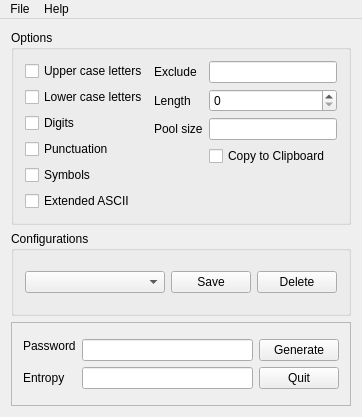
Above: mainwindow.ui from TimAllman/Password-Beaver before the change. Below: the same form after it.
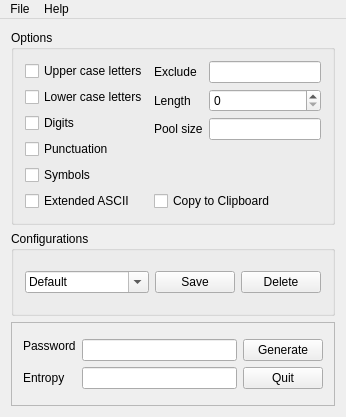
That is the form after the change. Icons and pictures are not drawn.

Diff of the .ui file:
```diff
--- a/mainwindow.ui
+++ b/mainwindow.ui
@@ -6,7 +6,7 @@
    <rect>
     <x>0</x>
     <y>0</y>
-    <width>362</width>
+    <width>346</width>
     <height>417</height>
    </rect>
   </property>
@@ -99,6 +99,8 @@
         </layout>
        </item>
        <item>
+        <layout class="QVBoxLayout" name="verticalLayout_5">
+         <item>
         <layout class="QFormLayout" name="formLayout">
          <item row="0" column="0">
           <widget class="QLabel" name="label_5">
@@ -151,7 +153,9 @@
            </property>
           </widget>
          </item>
-         <item row="3" column="1">
+          </layout>
+         </item>
+         <item>
           <widget class="QCheckBox" name="copyToClipboardCheckBox">
            <property name="toolTip">
             <string>&lt;html&gt;&lt;head/&gt;&lt;body&gt;&lt;p&gt;Automatically copy password to clipboard.&lt;/p&gt;&lt;/body&gt;&lt;/html&gt;</string>
@@ -173,7 +177,14 @@
       </property>
       <layout class="QHBoxLayout" name="horizontalLayout_3">
        <item>
-        <widget class="QComboBox" name="optionsNameComboBox"/>
+        <widget class="QComboBox" name="optionsNameComboBox">
+         <property name="editable">
+          <bool>true</bool>
+         </property>
+         <property name="currentText">
+          <string>Default</string>
+         </property>
+        </widget>
        </item>
        <item>
         <layout class="QHBoxLayout" name="horizontalLayout_2">
@@ -302,7 +313,7 @@
     <rect>
      <x>0</x>
      <y>0</y>
-     <width>362</width>
+     <width>346</width>
      <height>22</height>
     </rect>
    </property>
```
Lines whose indentation alone changed are shown as unchanged.
